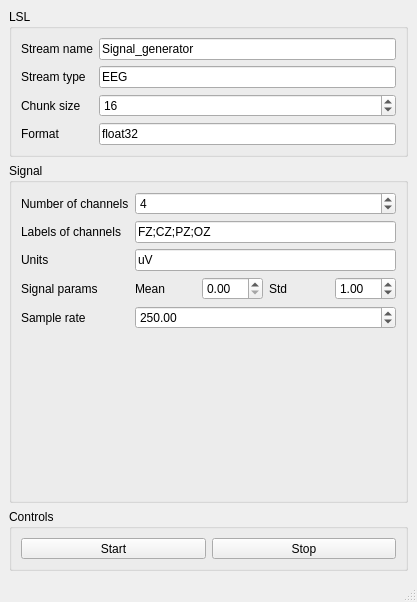
Old version of the form src/signal_generator.ui in the repository medusabci/lsl-signal-generator.
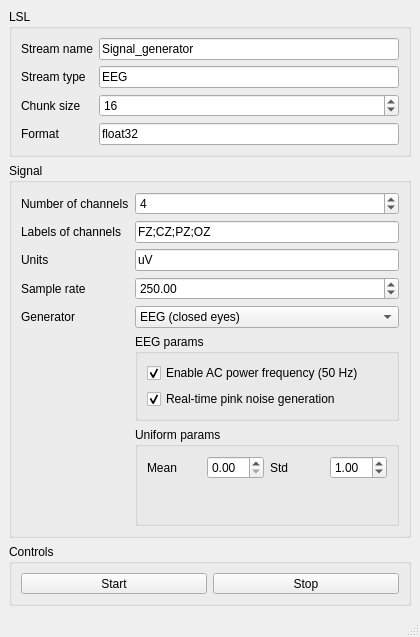
New version of the form. Icons and pictures are not drawn.

Commit message: Added synthetic EEG generation and small GUI updates

```diff
--- a/src/signal_generator.ui
+++ b/src/signal_generator.ui
@@ -6,8 +6,8 @@
    <rect>
     <x>0</x>
     <y>0</y>
-    <width>417</width>
-    <height>602</height>
+    <width>420</width>
+    <height>637</height>
    </rect>
   </property>
   <property name="windowTitle">
@@ -104,6 +104,9 @@
        </item>
        <item row="0" column="1">
         <widget class="QSpinBox" name="spinBox_n_cha">
+         <property name="minimum">
+          <number>1</number>
+         </property>
          <property name="maximum">
           <number>999</number>
          </property>
@@ -141,13 +144,55 @@
         </widget>
        </item>
        <item row="3" column="0">
-        <widget class="QLabel" name="label_10">
+        <widget class="QLabel" name="label_2">
          <property name="text">
-          <string>Signal params</string>
+          <string>Sample rate</string>
          </property>
         </widget>
        </item>
        <item row="3" column="1">
+        <widget class="QDoubleSpinBox" name="doubleSpinBox_signal_sample_rate">
+         <property name="maximum">
+          <double>9999.000000000000000</double>
+         </property>
+         <property name="value">
+          <double>250.000000000000000</double>
+         </property>
+        </widget>
+       </item>
+       <item row="4" column="0">
+        <widget class="QLabel" name="label_12">
+         <property name="text">
+          <string>Generator</string>
+         </property>
+        </widget>
+       </item>
+       <item row="4" column="1">
+        <widget class="QComboBox" name="comboBox_generator">
+         <item>
+          <property name="text">
+           <string>EEG (closed eyes)</string>
+          </property>
+         </item>
+         <item>
+          <property name="text">
+           <string>EEG (open eyes)</string>
+          </property>
+         </item>
+         <item>
+          <property name="text">
+           <string>Uniform</string>
+          </property>
+         </item>
+        </widget>
+       </item>
+       <item row="6" column="1">
+        <widget class="QGroupBox" name="groupBox_2">
+         <property name="title">
+          <string>Uniform params</string>
+         </property>
+         <layout class="QVBoxLayout" name="verticalLayout">
+          <item>
         <layout class="QHBoxLayout" name="horizontalLayout_4">
          <item>
           <widget class="QLabel" name="label_9">
@@ -175,21 +220,49 @@
          </item>
         </layout>
        </item>
-       <item row="4" column="0">
-        <widget class="QLabel" name="label_2">
+          <item>
+           <spacer name="verticalSpacer">
+            <property name="orientation">
+             <enum>Qt::Vertical</enum>
+            </property>
+            <property name="sizeHint" stdset="0">
+             <size>
+              <width>20</width>
+              <height>40</height>
+             </size>
+            </property>
+           </spacer>
+          </item>
+         </layout>
+        </widget>
+       </item>
+       <item row="5" column="1">
+        <widget class="QGroupBox" name="groupBox_3">
+         <property name="title">
+          <string>EEG params</string>
+         </property>
+         <layout class="QVBoxLayout" name="verticalLayout_3">
+          <item>
+           <widget class="QCheckBox" name="checkBox_ac_power">
          <property name="text">
-          <string>Sample rate</string>
-         </property>
-        </widget>
-       </item>
-       <item row="4" column="1">
-        <widget class="QDoubleSpinBox" name="doubleSpinBox_signal_sample_rate">
-         <property name="maximum">
-          <double>9999.000000000000000</double>
-         </property>
-         <property name="value">
-          <double>250.000000000000000</double>
-         </property>
+             <string>Enable AC power frequency (50 Hz)</string>
+            </property>
+            <property name="checked">
+             <bool>true</bool>
+            </property>
+           </widget>
+          </item>
+          <item>
+           <widget class="QCheckBox" name="checkBox_pink_online">
+            <property name="text">
+             <string>Real-time pink noise generation</string>
+            </property>
+            <property name="checked">
+             <bool>true</bool>
+            </property>
+           </widget>
+          </item>
+         </layout>
         </widget>
        </item>
       </layout>
```
Left out of the diff: 8 changed lines with no effect on the pictures. Lines whose indentation alone changed are shown as unchanged. The commit also changes 25 other files.
